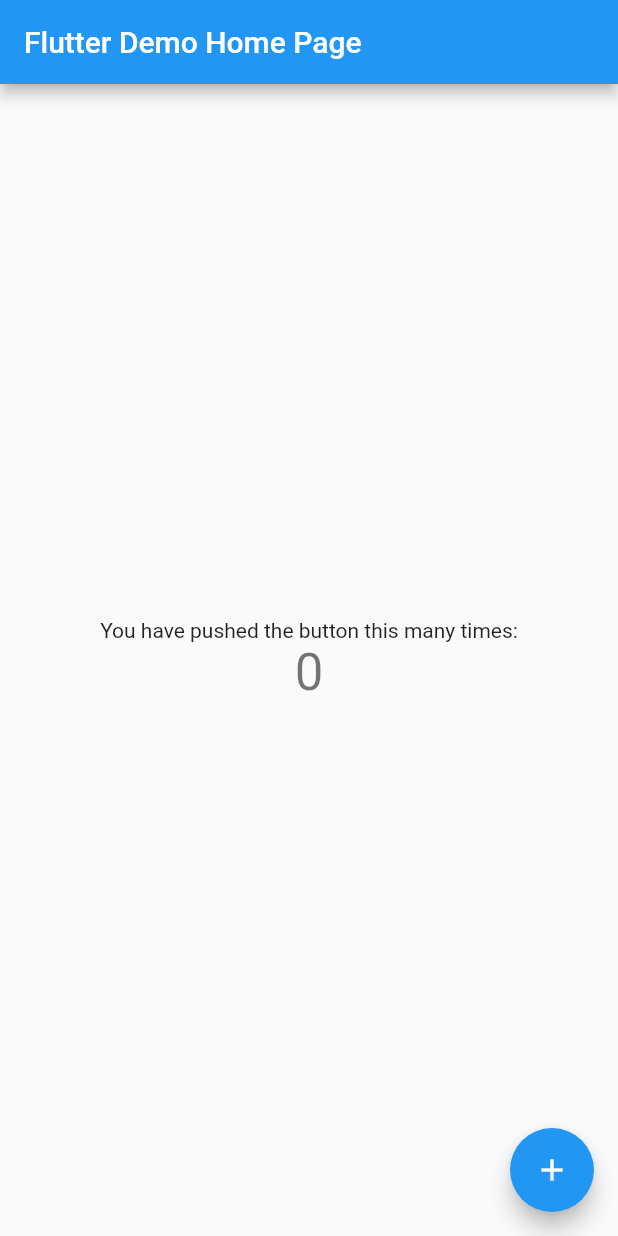
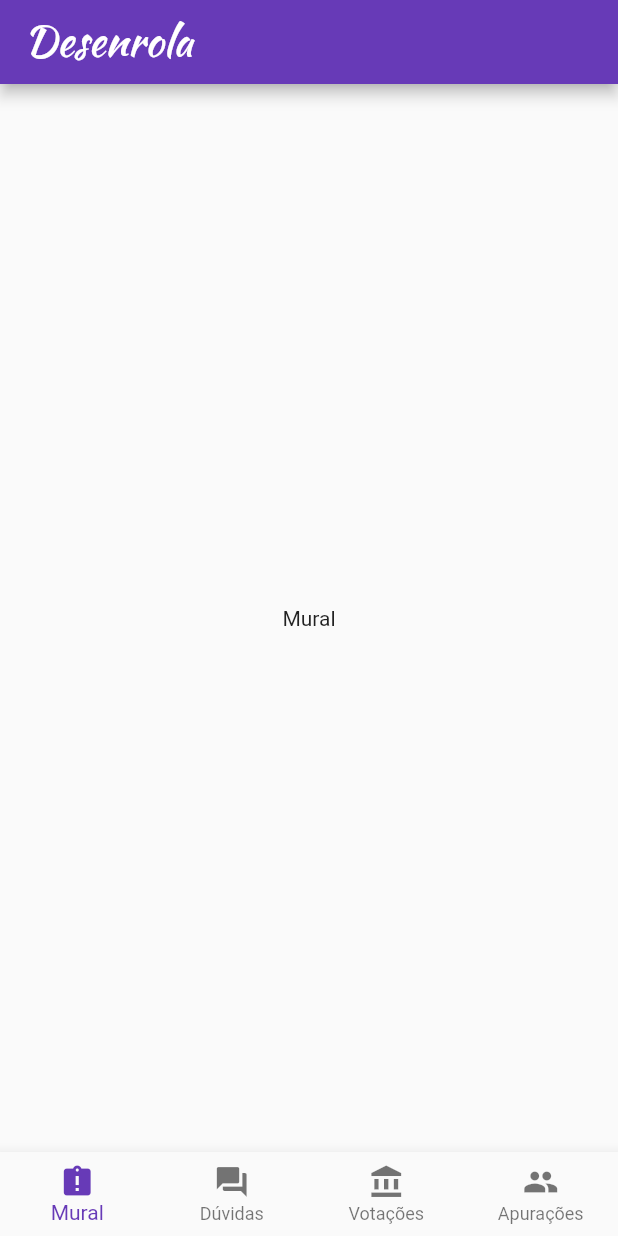
Before and after one commit to avlnx/assembly, a Flutter app: the screen it shows after launch, on a phone screen of 412 x 824 dp. Run offline on Flutter 3.47's test engine with Material 2 defaults, Android fonts, the phone set to English and light mode, and no system bars.

Commit message:
Implements tabs

```diff
--- /dev/null
+++ b/lib/home_widget.dart
@@ -0,0 +1,60 @@
+import 'package:flutter/material.dart';
+import 'placeholder_widget.dart';
+
+class Home extends StatefulWidget {
+  @override
+  State<StatefulWidget> createState() {
+    return _HomeState();
+  }
+}
+
+class _HomeState extends State<Home> {
+  int _currentIndex = 0;
+  final List<Widget> _children = [
+    PlaceholderWidget('Mural'),
+    PlaceholderWidget('Dúvidas'),
+    PlaceholderWidget('Votações'),
+    PlaceholderWidget('Apurações'),
+  ];
+
+  @override
+  Widget build(BuildContext context) {
+    return Scaffold(
+      appBar: AppBar(
+        title: Text(
+          'Desenrola',
+          style: TextStyle(
+            fontFamily: 'Kaushan Script',
+            fontSize: 28.0,
+          ),
+        ),
+      ),
+      body: _children[_currentIndex],
+      bottomNavigationBar: BottomNavigationBar(
+        onTap: onTabTapped,
+        currentIndex: _currentIndex, // will be set when a new tab is tapped
+        type: BottomNavigationBarType.fixed,
+        items: [
+          BottomNavigationBarItem(
+            icon: new Icon(Icons.assignment_late),
+            title: new Text('Mural'),
+          ),
+          BottomNavigationBarItem(
+            icon: new Icon(Icons.forum),
+            title: new Text('Dúvidas'),
+          ),
+          BottomNavigationBarItem(
+              icon: Icon(Icons.account_balance), title: Text('Votações')),
+          BottomNavigationBarItem(
+              icon: Icon(Icons.people), title: Text('Apurações')),
+        ],
+      ),
+    );
+  }
+
+  void onTabTapped(int index) {
+    setState(() {
+      _currentIndex = index;
+    });
+  }
+}
--- a/lib/main.dart
+++ b/lib/main.dart
@@ -1,109 +1,18 @@
 import 'package:flutter/material.dart';
+import 'home_widget.dart';
 
-void main() => runApp(new MyApp());
+void main() => runApp(App());
 
-class MyApp extends StatelessWidget {
-  // This widget is the root of your application.
+class App extends StatelessWidget {
   @override
   Widget build(BuildContext context) {
-    return new MaterialApp(
-      title: 'Flutter Demo',
-      theme: new ThemeData(
-        // This is the theme of your application.
-        //
-        // Try running your application with "flutter run". You'll see the
-        // application has a blue toolbar. Then, without quitting the app, try
-        // changing the primarySwatch below to Colors.green and then invoke
-        // "hot reload" (press "r" in the console where you ran "flutter run",
-        // or press Run > Flutter Hot Reload in IntelliJ). Notice that the
-        // counter didn't reset back to zero; the application is not restarted.
-        primarySwatch: Colors.blue,
+    return MaterialApp(
+      title: 'My Flutter App',
+      theme: ThemeData(
+        primarySwatch: Colors.deepPurple,
+        primaryColor: Colors.deepPurple,
       ),
-      home: new MyHomePage(title: 'Flutter Demo Home Page'),
+      home: Home(),
     );
   }
 }
-
-class MyHomePage extends StatefulWidget {
-  MyHomePage({Key key, this.title}) : super(key: key);
-
-  // This widget is the home page of your application. It is stateful, meaning
-  // that it has a State object (defined below) that contains fields that affect
-  // how it looks.
-
-  // This class is the configuration for the state. It holds the values (in this
-  // case the title) provided by the parent (in this case the App widget) and
-  // used by the build method of the State. Fields in a Widget subclass are
-  // always marked "final".
-
-  final String title;
-
-  @override
-  _MyHomePageState createState() => new _MyHomePageState();
-}
-
-class _MyHomePageState extends State<MyHomePage> {
-  int _counter = 0;
-
-  void _incrementCounter() {
-    setState(() {
-      // This call to setState tells the Flutter framework that something has
-      // changed in this State, which causes it to rerun the build method below
-      // so that the display can reflect the updated values. If we changed
-      // _counter without calling setState(), then the build method would not be
-      // called again, and so nothing would appear to happen.
-      _counter++;
-    });
-  }
-
-  @override
-  Widget build(BuildContext context) {
-    // This method is rerun every time setState is called, for instance as done
-    // by the _incrementCounter method above.
-    //
-    // The Flutter framework has been optimized to make rerunning build methods
-    // fast, so that you can just rebuild anything that needs updating rather
-    // than having to individually change instances of widgets.
-    return new Scaffold(
-      appBar: new AppBar(
-        // Here we take the value from the MyHomePage object that was created by
-        // the App.build method, and use it to set our appbar title.
-        title: new Text(widget.title),
-      ),
-      body: new Center(
-        // Center is a layout widget. It takes a single child and positions it
-        // in the middle of the parent.
-        child: new Column(
-          // Column is also layout widget. It takes a list of children and
-          // arranges them vertically. By default, it sizes itself to fit its
-          // children horizontally, and tries to be as tall as its parent.
-          //
-          // Invoke "debug paint" (press "p" in the console where you ran
-          // "flutter run", or select "Toggle Debug Paint" from the Flutter tool
-          // window in IntelliJ) to see the wireframe for each widget.
-          //
-          // Column has various properties to control how it sizes itself and
-          // how it positions its children. Here we use mainAxisAlignment to
-          // center the children vertically; the main axis here is the vertical
-          // axis because Columns are vertical (the cross axis would be
-          // horizontal).
-          mainAxisAlignment: MainAxisAlignment.center,
-          children: <Widget>[
-            new Text(
-              'You have pushed the button this many times:',
-            ),
-            new Text(
-              '$_counter',
-              style: Theme.of(context).textTheme.display1,
-            ),
-          ],
-        ),
-      ),
-      floatingActionButton: new FloatingActionButton(
-        onPressed: _incrementCounter,
-        tooltip: 'Increment',
-        child: new Icon(Icons.add),
-      ), // This trailing comma makes auto-formatting nicer for build methods.
-    );
-  }
-}
--- /dev/null
+++ b/lib/placeholder_widget.dart
@@ -0,0 +1,16 @@
+import 'package:flutter/material.dart';
+
+class PlaceholderWidget extends StatelessWidget {
+  final String text;
+
+  PlaceholderWidget(this.text);
+
+  @override
+  Widget build(BuildContext context) {
+    return Container(
+      child: Center(
+        child: Text(text),
+      ),
+    );
+  }
+}
--- a/pubspec.yaml
+++ b/pubspec.yaml
@@ -55,3 +55,7 @@ flutter:
   #
   # For details regarding fonts from package dependencies,
   # see https://flutter.io/custom-fonts/#from-packages
+  fonts:
+    - family: Kaushan Script
+      fonts:
+        - asset: assets/fonts/KaushanScript-Regular.ttf
```
Also changed, not shown: assets/fonts/KaushanScript-Regular.ttf (added), 1 other file.
